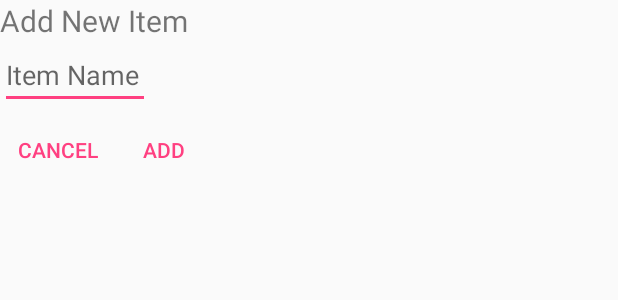
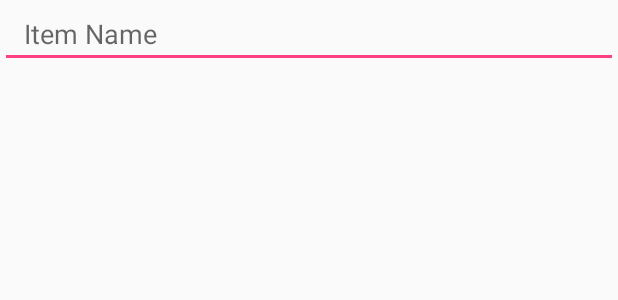
Before and after one commit to nukeforum/Inventory, an Android app: the layout new_item_dialog.xml on its own in the app's theme, with its tools: preview values and no code run, on a phone screen of 412 x 824 dp. Shown: the top 300 px of the screen. Run offline under Robolectric (Android 15) with nearby library versions, the phone set to English and light mode, and no system bars.

Commit message:
Adding objects to realm and using dialog view

```diff
--- a/app/build.gradle
+++ b/app/build.gradle
@@ -29,4 +29,5 @@ dependencies {
     compile 'io.reactivex:rxjava:1.1.9'
     compile 'com.jakewharton:butterknife:8.4.0'
     apt 'com.jakewharton:butterknife-compiler:8.4.0'
+    compile 'io.realm:android-adapters:1.3.0'
 }
--- a/app/src/main/AndroidManifest.xml
+++ b/app/src/main/AndroidManifest.xml
@@ -3,6 +3,7 @@
     package="com.gpsinsight.inventory">
 
     <application
+        android:name="com.crux.inventory.Inventory"
         android:allowBackup="true"
         android:icon="@mipmap/ic_launcher"
         android:label="@string/app_name"
--- a/app/src/main/res/layout/new_item_dialog.xml
+++ b/app/src/main/res/layout/new_item_dialog.xml
@@ -3,38 +3,11 @@
     android:orientation="vertical" android:layout_width="match_parent"
     android:layout_height="match_parent">
 
-    <TextView
-        android:layout_width="wrap_content"
-        android:layout_height="wrap_content"
-        android:text="@string/add_new_item"
-        android:textSize="20sp"/>
-
     <EditText
-        android:layout_width="100dp"
+        android:layout_width="match_parent"
         android:layout_height="wrap_content"
         android:id="@+id/item_naming_field"
-        android:hint="@string/item_name_prompt"/>
-
-    <LinearLayout
-        android:orientation="horizontal"
-        android:layout_width="wrap_content"
-        android:layout_height="wrap_content"
-        style="?android:attr/buttonBarStyle">
-
-        <Button
-            android:layout_width="wrap_content"
-            android:layout_height="wrap_content"
-            android:id="@+id/new_item_cancel_button"
-            android:text="@string/cancel"
-            style="?android:attr/buttonBarButtonStyle"/>
-
-        <Button
-            android:layout_width="wrap_content"
-            android:layout_height="wrap_content"
-            android:id="@+id/new_item_add_button"
-            android:text="@string/add"
-            style="?android:attr/buttonBarButtonStyle"/>
-
-    </LinearLayout>
+        android:hint="@string/item_name_prompt"
+        android:paddingStart="16dp"/>
 
 </LinearLayout>
```
Also changed, not shown: app/src/main/java/com/crux/inventory/Item.java (+18 -0 lines), app/src/main/java/com/crux/inventory/MainActivity.java (+37 -0 lines), app/src/main/java/com/crux/inventory/recyclerview/ItemAdapter.java (added, +41 -0 lines), app/src/main/java/com/crux/inventory/recyclerview/ItemViewHolder.java (added, +17 -0 lines), app/src/main/res/layout/activity_main.xml (+5 -5 lines), app/src/main/res/layout/item.xml (added, +12 -0 lines).
